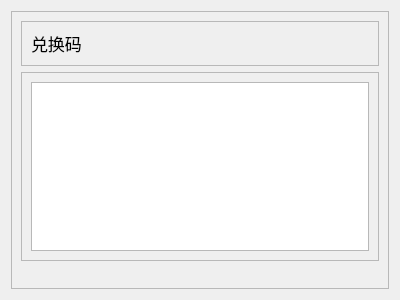
Before: the Qt Designer form res/ui/set_03.ui in Shasnow/StarRailAssistant, drawn with Qt 5.
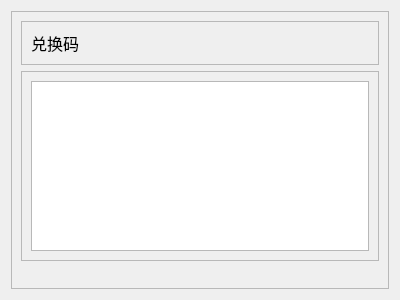
After: the same form once the commit is applied.

```diff
--- a/res/ui/set_03.ui
+++ b/res/ui/set_03.ui
@@ -12,7 +12,7 @@
   </property>
   <property name="font">
    <font>
-    <pointsize>13</pointsize>
+    <pointsize>12</pointsize>
    </font>
   </property>
   <property name="windowTitle">
```
